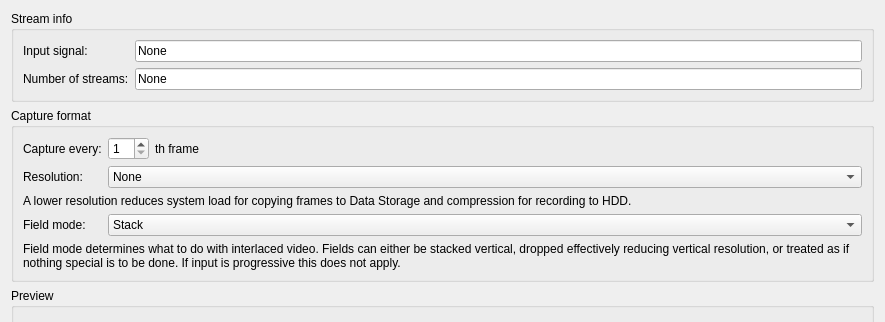
Before: the Qt Designer form Code/Gui/MITK/Modules/niftkNVidiaGui/DataSources/QmitkIGINVidiaDataSourceGui.ui in NifTK/NifTK, drawn with Qt 5; both pictures show x 0 to 885 and y 0 to 322 of the 885 by 644 pixel window.
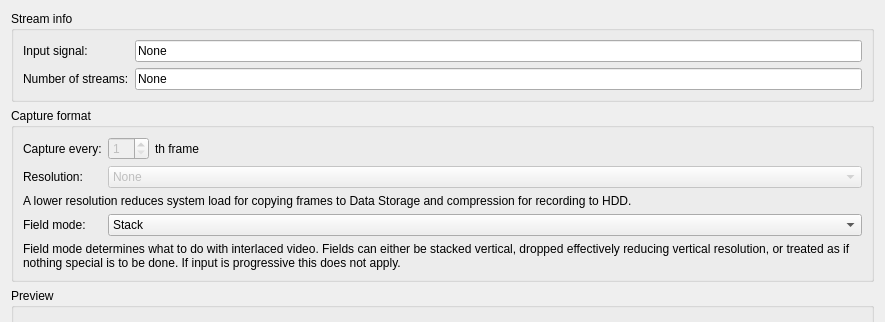
After: the same form once the commit is applied.

Commit message: Bug #2308: field mode combobox works

```diff
--- a/Code/Gui/MITK/Modules/niftkNVidiaGui/DataSources/QmitkIGINVidiaDataSourceGui.ui
+++ b/Code/Gui/MITK/Modules/niftkNVidiaGui/DataSources/QmitkIGINVidiaDataSourceGui.ui
@@ -101,6 +101,9 @@
        <layout class="QHBoxLayout" name="horizontalLayout">
         <item>
          <widget class="QSpinBox" name="FrameSkipSpinBox">
+          <property name="enabled">
+           <bool>false</bool>
+          </property>
           <property name="minimum">
            <number>1</number>
           </property>
@@ -140,6 +143,9 @@
       </item>
       <item row="2" column="1">
        <widget class="QComboBox" name="ResolutionComboBox">
+        <property name="enabled">
+         <bool>false</bool>
+        </property>
         <item>
          <property name="text">
           <string>None</string>
```
Left out of the diff: 13 changed lines with no effect on the pictures. The commit also changes 4 other files.
